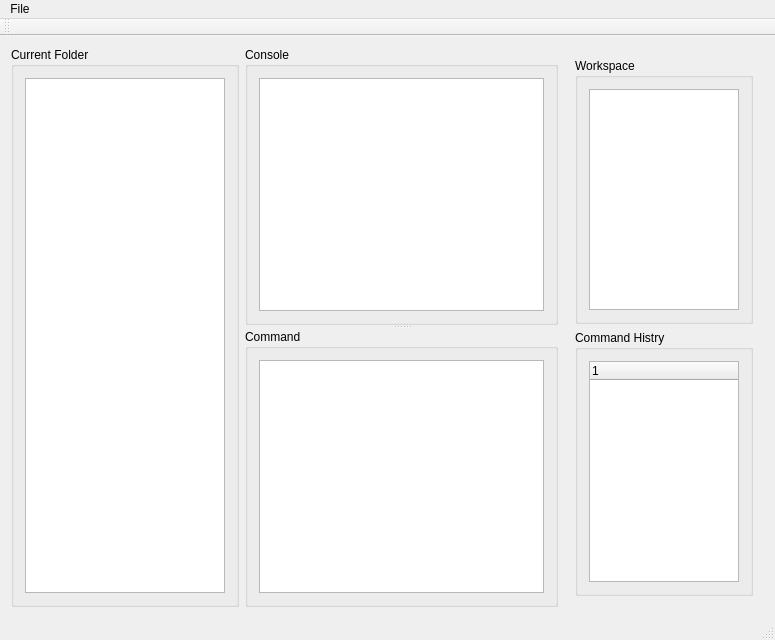
Old version of the form CalcApp/calcapp.ui in the repository grzegorz-kap/Calc.
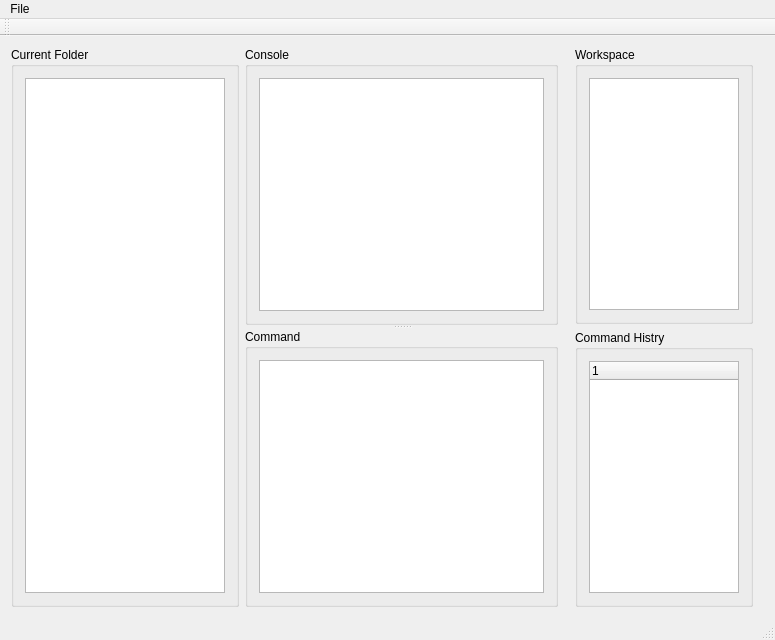
New version of the form. Custom widgets are drawn as their Qt base class.

```diff
--- a/CalcApp/calcapp.ui
+++ b/CalcApp/calcapp.ui
@@ -95,12 +95,18 @@
        </size>
       </property>
       <layout class="QVBoxLayout" name="verticalLayout_4">
+       <property name="topMargin">
+        <number>0</number>
+       </property>
+       <property name="bottomMargin">
+        <number>0</number>
+       </property>
        <item>
         <widget class="QGroupBox" name="groupBox">
          <property name="title">
           <string>Workspace</string>
          </property>
-         <layout class="QVBoxLayout" name="verticalLayout_6">
+         <layout class="QHBoxLayout" name="horizontalLayout_2">
           <item>
            <widget class="QTableWidget" name="tableWidget"/>
           </item>
```
